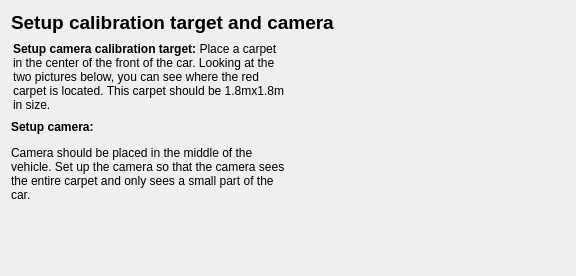
Above: src/camera_model/camera_wizard/instruction_page/instruction_page.ui from vietanhdev/open-adas before the change. Below: the same form after it.
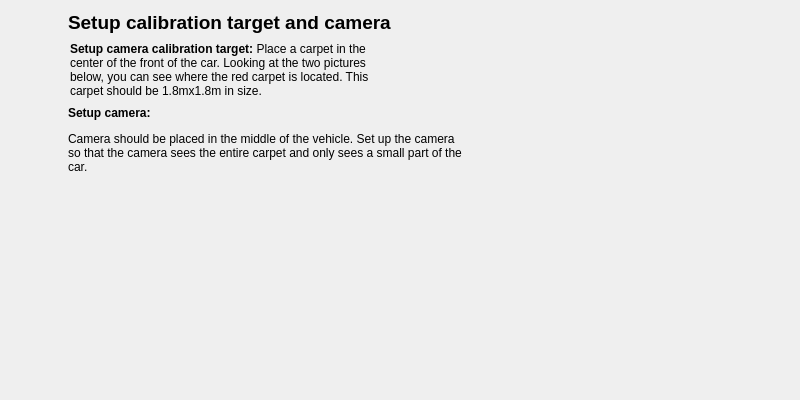
That is the form after the change. Icons and pictures are not drawn.

Commit message: Adjust size

```diff
--- a/src/camera_model/camera_wizard/instruction_page/instruction_page.ui
+++ b/src/camera_model/camera_wizard/instruction_page/instruction_page.ui
@@ -9,8 +9,8 @@
    <rect>
     <x>0</x>
     <y>0</y>
-    <width>576</width>
-    <height>276</height>
+    <width>800</width>
+    <height>400</height>
    </rect>
   </property>
   <property name="minimumSize">
@@ -90,8 +90,8 @@
          </property>
          <property name="maximumSize">
           <size>
-           <width>300</width>
-           <height>100</height>
+           <width>500</width>
+           <height>139</height>
           </size>
          </property>
          <property name="styleSheet">
@@ -165,8 +165,8 @@
          </property>
          <property name="maximumSize">
           <size>
-           <width>180</width>
-           <height>100</height>
+           <width>264</width>
+           <height>137</height>
           </size>
          </property>
          <property name="styleSheet">
@@ -186,19 +186,6 @@
          </property>
         </widget>
        </item>
-       <item>
-        <spacer name="horizontalSpacer">
-         <property name="orientation">
-          <enum>Qt::Horizontal</enum>
-         </property>
-         <property name="sizeHint" stdset="0">
-          <size>
-           <width>40</width>
-           <height>20</height>
-          </size>
-         </property>
-        </spacer>
-       </item>
       </layout>
      </item>
      <item>
```
